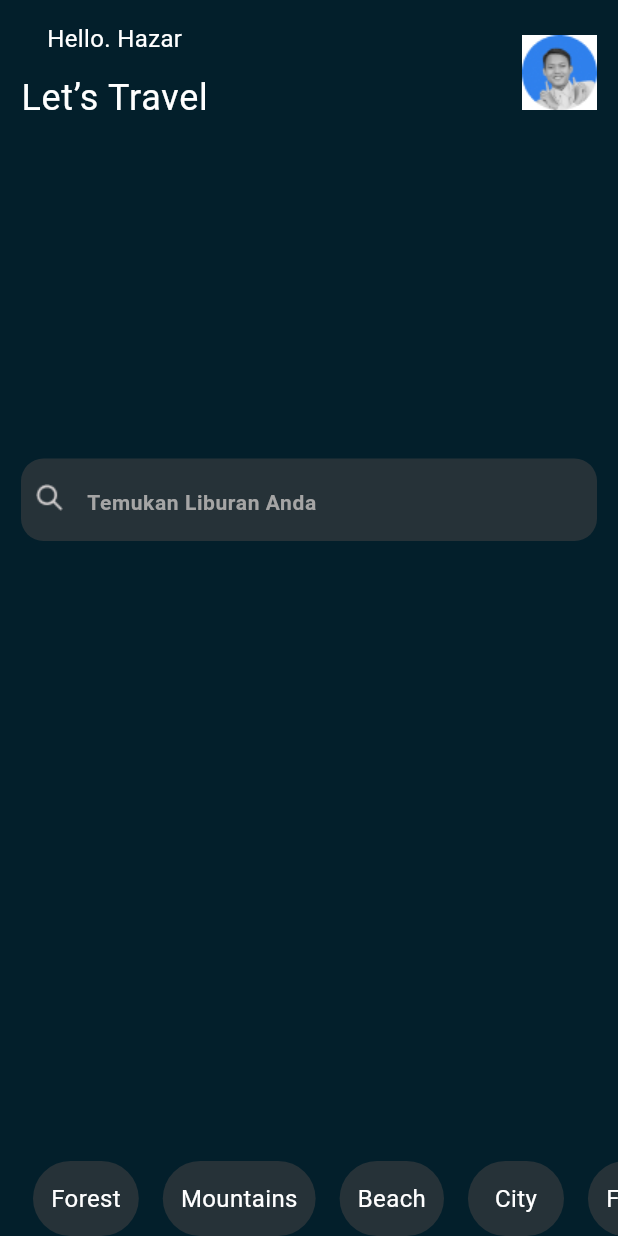
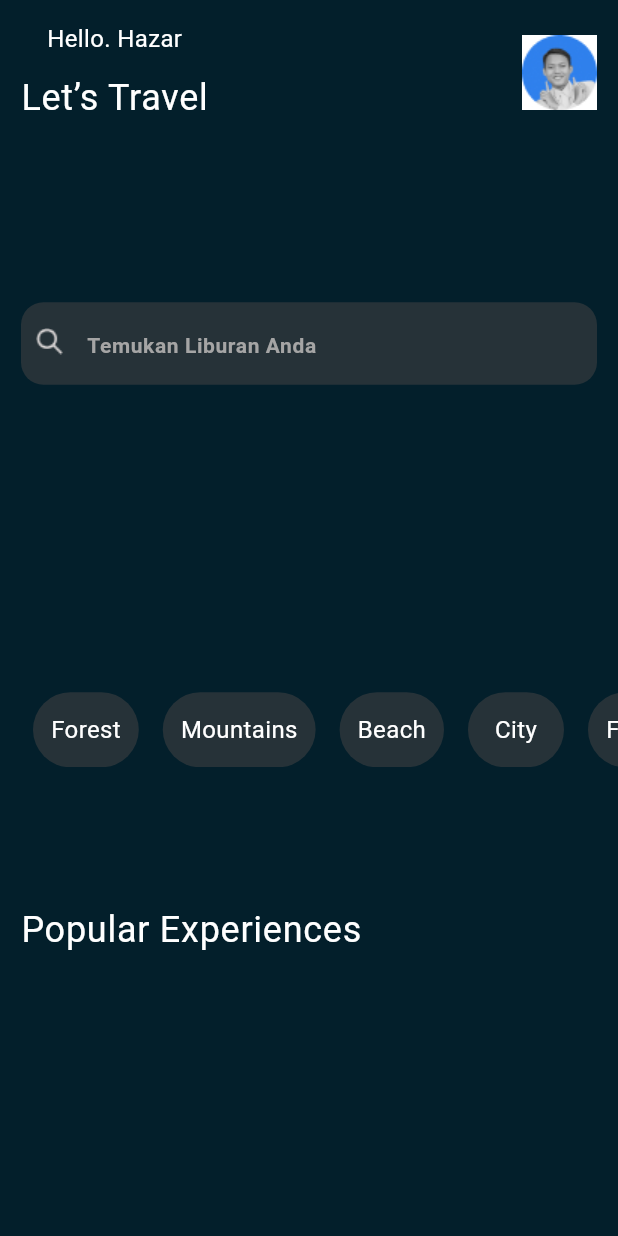
Before and after one commit to alirezafarmani20/simple-travel-app, a Flutter app: the HomeScreen screen opened directly, on a phone screen of 412 x 824 dp. Run offline on Flutter 3.47's test engine with Material 3 defaults, Android fonts, the phone set to English and light mode, and no system bars; our stand-ins replace get.

Commit message:
create PopularExperiences widgets and module

```diff
--- /dev/null
+++ b/lib/core/controller/popular_experiences_controller.dart
@@ -0,0 +1,3 @@
+import 'package:get/get.dart';
+
+class PopularExperiencesController extends GetxController {}
--- a/lib/screens/home/home_screen.dart
+++ b/lib/screens/home/home_screen.dart
@@ -1,5 +1,6 @@
 import 'package:flutter/material.dart';
 import 'package:project2/widgets/category_widget.dart';
+import 'package:project2/widgets/popular_experiences_widget.dart';
 import 'package:project2/widgets/search_input_widget.dart';
 
 class HomeScreen extends StatefulWidget {
@@ -46,6 +47,8 @@ class _HomeScreenState extends State<HomeScreen> {
             SizedBox(height: 10),
             // show category list
             CategoryWidget(),
+            // show popular exprience list
+            PopularExperiencesWidget()
           ],
         ),
       ),
--- /dev/null
+++ b/lib/widgets/popular_experiences_widget.dart
@@ -0,0 +1,31 @@
+import 'package:flutter/material.dart';
+
+class PopularExperiencesWidget extends StatefulWidget {
+  const PopularExperiencesWidget({super.key});
+
+  @override
+  State<PopularExperiencesWidget> createState() =>
+      _PopularExperiencesWidgetState();
+}
+
+class _PopularExperiencesWidgetState extends State<PopularExperiencesWidget> {
+  @override
+  Widget build(BuildContext context) {
+    return SizedBox(
+      width: MediaQuery.of(context).size.width,
+      height: 222,
+      child: Padding(
+        padding: EdgeInsets.only(left: 14),
+        child: Column(
+          crossAxisAlignment: CrossAxisAlignment.start,
+          children: [
+            Text(
+              "Popular Experiences",
+              style: Theme.of(context).textTheme.bodyLarge,
+            ),
+          ],
+        ),
+      ),
+    );
+  }
+}
```
Also changed, not shown: lib/core/modules/popular_experiences_module.dart (added, +12 -0 lines).
